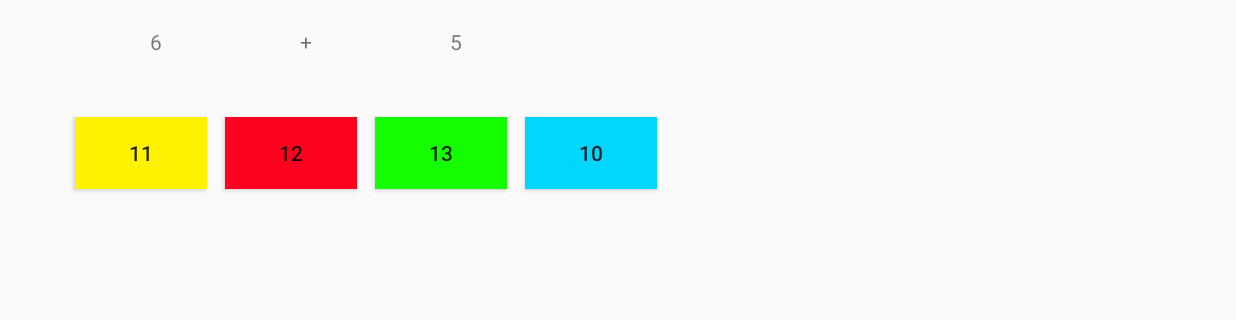
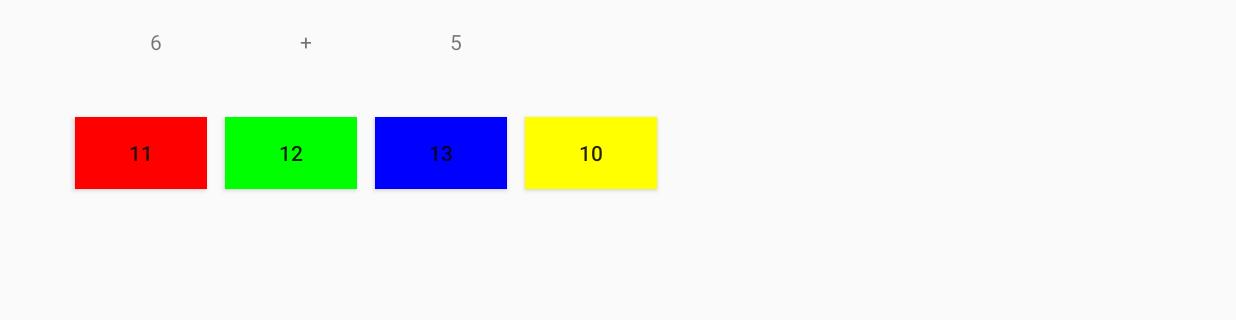
Before and after one commit to RumblingBee/ProjetTutoreAndroid, an Android app: the AdditionActivity screen opened directly, with no data from a screen before it, after a tap on "12", on a phone screen of 824 x 412 dp (held sideways), the part 255-575 px from its top. Run offline under Robolectric (Android 15) with nearby library versions, the phone set to English and light mode, and no system bars.

Commit message:
ajout temporisation

```diff
--- a/app/src/main/java/com/example/cassa/entrainementprojettut/AdditionActivity.java
+++ b/app/src/main/java/com/example/cassa/entrainementprojettut/AdditionActivity.java
@@ -1,6 +1,7 @@
 package com.example.cassa.entrainementprojettut;
 
 import android.content.Intent;
+import android.graphics.Color;
 import android.graphics.Point;
 import android.media.MediaPlayer;
 import android.os.Handler;
@@ -50,6 +51,12 @@ public class AdditionActivity extends AppCompatActivity implements View.OnClickL
 
         }
     };
+   protected Runnable activerBoutons=new Runnable() {
+       @Override
+       public void run() {
+           activerBoutons();
+       }
+   };
 
 
 
@@ -189,6 +196,8 @@ public class AdditionActivity extends AppCompatActivity implements View.OnClickL
         int reponseEnvoyee = (int) view.getTag();
 
         verifierReponse(reponseEnvoyee,gReponseCorrecte);
+        griserBoutons();
+        handler.postDelayed(activerBoutons,500);
 
 
     }
@@ -243,4 +252,33 @@ public class AdditionActivity extends AppCompatActivity implements View.OnClickL
         return size.x;
     }
 
+    protected void griserBoutons(){
+
+        mButton1.setEnabled(false);
+        mButton2.setEnabled(false);
+        mButton3.setEnabled(false);
+        mButton4.setEnabled(false);
+
+        mButton1.setBackgroundColor(Color.rgb(99,99,99));
+        mButton2.setBackgroundColor(Color.rgb(99,99,99));
+        mButton3.setBackgroundColor(Color.rgb(99,99,99));
+        mButton4.setBackgroundColor(Color.rgb(99,99,99));
+
+
+    }
+    protected void activerBoutons(){
+
+        mButton1.setEnabled(true);
+        mButton2.setEnabled(true);
+        mButton3.setEnabled(true);
+        mButton4.setEnabled(true);
+
+        mButton1.setBackgroundColor(Color.rgb(255,0,0));
+        mButton2.setBackgroundColor(Color.rgb(0,255,0));
+        mButton3.setBackgroundColor(Color.rgb(0,0,255));
+        mButton4.setBackgroundColor(Color.rgb(255,255,0));
+
+
+    }
+
 }
--- a/app/src/main/res/layout/activity_addition.xml
+++ b/app/src/main/res/layout/activity_addition.xml
@@ -44,7 +44,7 @@
 
 
     <Button
-        android:background="#FEF201"
+        android:background="#ff0000"
         android:id="@+id/activity_addition_rep1_btn"
         android:layout_width="wrap_content"
         android:layout_height="wrap_content"
@@ -52,7 +52,7 @@
         android:layout_marginLeft="50dp"></Button>
 
     <Button
-        android:background="#FE011E"
+        android:background="#00ff00"
         android:id="@+id/activity_addition_rep2_btn"
         android:layout_width="wrap_content"
         android:layout_height="wrap_content"
@@ -61,7 +61,7 @@
 
     <Button
 
-        android:background="#15FE01"
+        android:background="#0000ff"
         android:id="@+id/activity_addition_rep3_btn"
         android:layout_width="wrap_content"
         android:layout_height="wrap_content"
@@ -69,7 +69,7 @@
         android:layout_marginLeft="250dp"></Button>
 
     <Button
-        android:background="#01D7FE"
+        android:background="#ffff00"
         android:id="@+id/activity_addition_rep4_btn"
         android:layout_width="wrap_content"
         android:layout_height="wrap_content"
```
